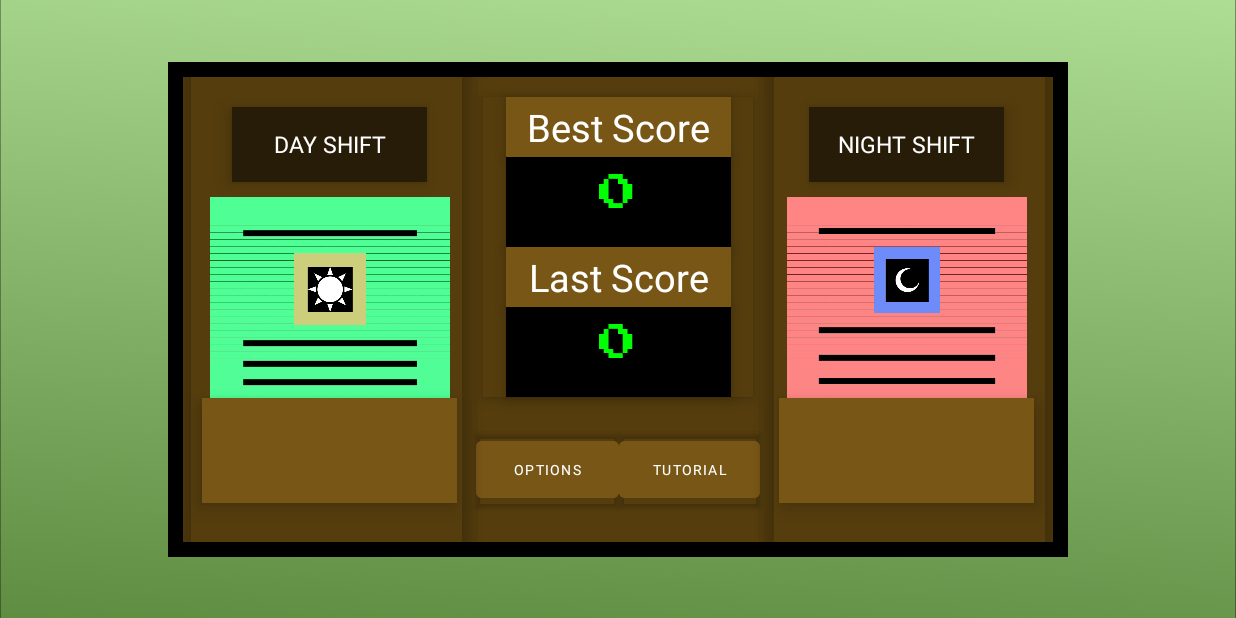
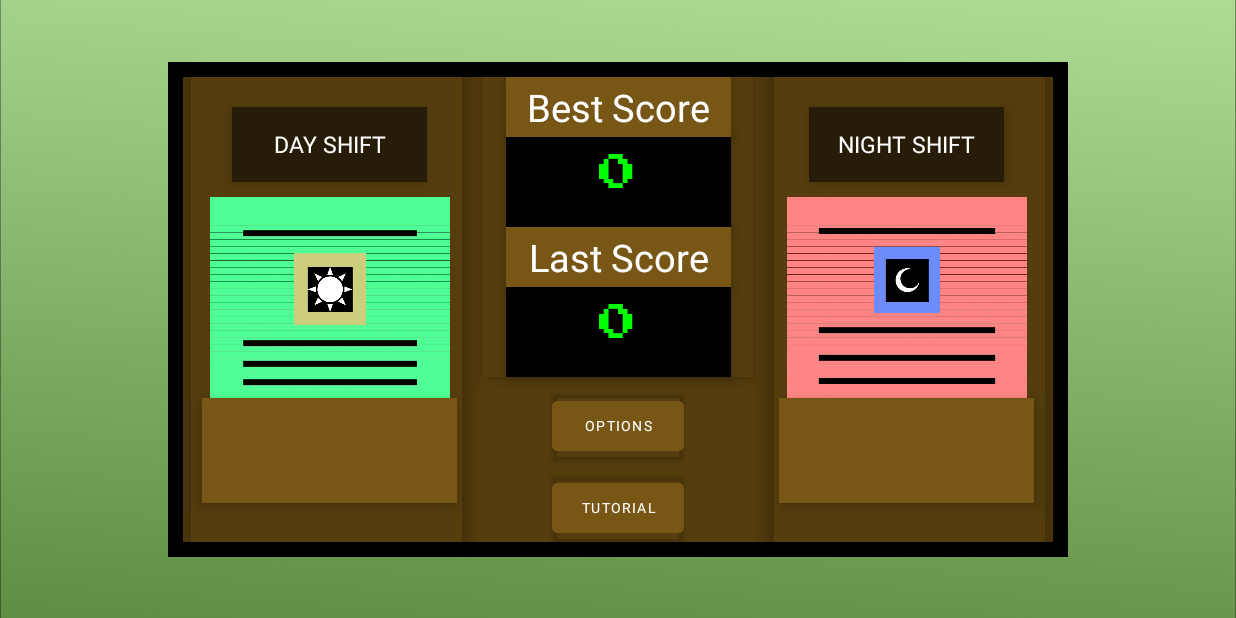
Before and after one commit to Bussy888/Progra3-Proyecto, an Android app: the MainMenuActivity screen opened directly, with no data from a screen before it, on a phone screen of 824 x 412 dp (held sideways). Run offline under Robolectric (Android 15) with nearby library versions, the phone set to English and light mode, and no system bars; our stand-ins replace Firebase (no records; nobody signed in at launch, a user with empty details on screens opened directly); Roboto replaces fonts that are not available here.

Commit message:
MAIN MENU

```diff
--- a/app/src/main/res/layout/activity_main_menu.xml
+++ b/app/src/main/res/layout/activity_main_menu.xml
@@ -57,15 +57,15 @@
             app:layout_constraintStart_toStartOf="parent"
             app:layout_constraintEnd_toEndOf="parent"
             app:layout_constraintTop_toTopOf="parent"
-            app:layout_constraintBottom_toTopOf="@id/button_tutorial"
+            app:layout_constraintBottom_toTopOf="@id/button_options"
             android:background="@color/dark_brown"
             android:outlineProvider="bounds"
             android:elevation="@dimen/five"/>
 
         <Button
             android:id="@+id/button_options"
-            android:layout_width="@dimen/ninety_five"
-            android:layout_height="@dimen/fifty"
+            android:layout_width="wrap_content"
+            android:layout_height="@dimen/forty_five"
             android:text="@string/options"
             android:textSize="@dimen/text_nine"
             android:backgroundTint="@color/brown"
@@ -73,24 +73,24 @@
             android:elevation="@dimen/five"
             android:fontFamily="@font/volkhov"
             app:layout_constraintTop_toBottomOf="@id/view_background_score"
-            app:layout_constraintEnd_toStartOf="@id/button_tutorial"
+            app:layout_constraintEnd_toEndOf="@id/view_background_score"
             app:layout_constraintStart_toStartOf="@id/view_background_score"
-            app:layout_constraintBottom_toBottomOf="@id/view_background_niveles"/>
+            app:layout_constraintBottom_toTopOf="@id/button_tutorial"/>
 
         <Button
             android:id="@+id/button_tutorial"
-            android:layout_width="@dimen/ninety_four"
-            android:layout_height="@dimen/fifty"
+            android:layout_width="wrap_content"
+            android:layout_height="@dimen/forty_five"
             android:text="@string/tutorial"
             android:textSize="@dimen/text_nine"
             android:backgroundTint="@color/brown"
             android:outlineProvider="bounds"
             android:elevation="@dimen/five"
             android:fontFamily="@font/volkhov"
-            app:layout_constraintTop_toBottomOf="@id/view_background_score"
+            app:layout_constraintTop_toBottomOf="@id/button_options"
             app:layout_constraintEnd_toEndOf="@id/view_background_score"
-            app:layout_constraintStart_toEndOf="@id/button_options"
-            app:layout_constraintBottom_toBottomOf="@id/view_background_niveles"/>
+            app:layout_constraintStart_toStartOf="@id/view_background_score"
+            app:layout_constraintBottom_toBottomOf="parent"/>
 
         <TextView
             android:id="@+id/text_best_score"
```
